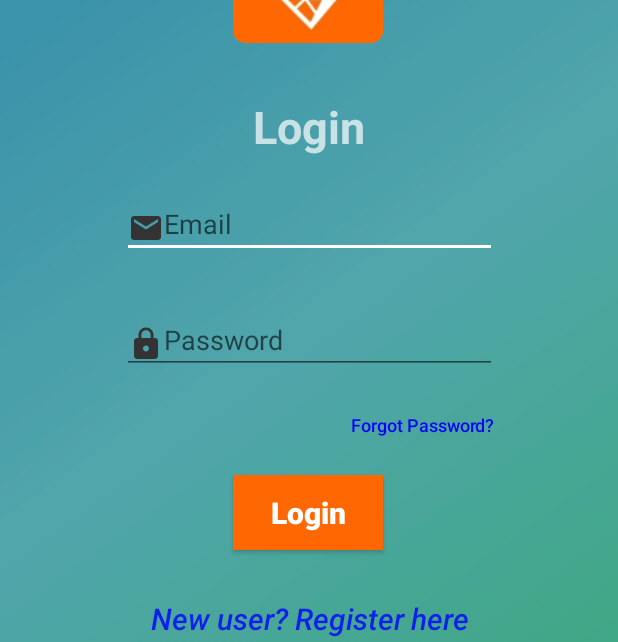
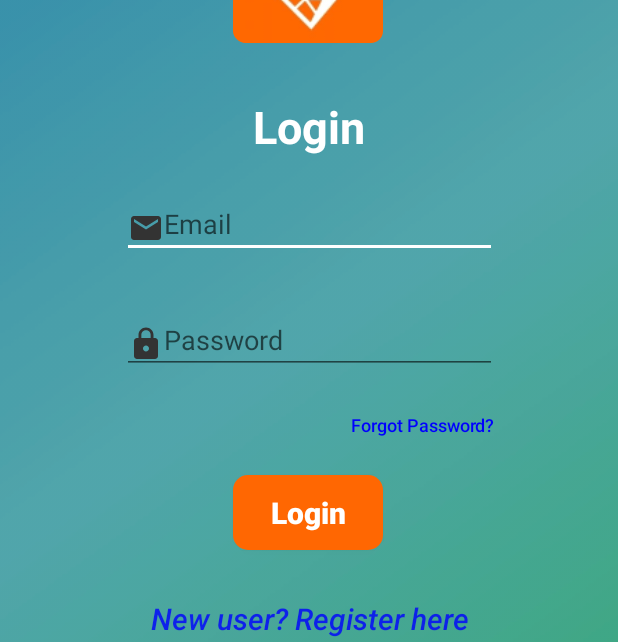
Before and after one commit to tamaldn/major_project, an Android app: the screen it shows after launch (LoginActivity), on a phone screen of 412 x 824 dp. Shown: the part 280-922 px from the top of the screen. Run offline under Robolectric (Android 15) with nearby library versions, the phone set to English and light mode, and no system bars; our stand-ins replace Firebase (no records; nobody signed in at launch, a user with empty details on screens opened directly).

Commit message:
buttons rounded

```diff
--- a/app/src/main/res/drawable/button_round.xml
+++ b/app/src/main/res/drawable/button_round.xml
@@ -2,6 +2,6 @@
 <shape xmlns:android="http://schemas.android.com/apk/res/android" android:shape="rectangle">
 
     <solid android:color="#ff6702"></solid>
-    <corners android:radius="20dp"></corners>
+    <corners android:radius="10dp"></corners>
 
 </shape>
--- a/app/src/main/res/layout/login.xml
+++ b/app/src/main/res/layout/login.xml
@@ -75,7 +75,7 @@
         android:id="@+id/button1"
         android:layout_width="100dp"
         android:layout_height="50dp"
-        android:background="#ff6702"
+        android:background="@drawable/button_round"
         android:text="@string/login"
         android:textAllCaps="false"
         android:textColor="#ffffff"
@@ -129,7 +129,6 @@
         android:textSize="30sp"
         android:textStyle="bold"
         android:textColor="#ffffff"
-        android:alpha="0.7"
         android:text="@string/login"
         app:layout_constraintBottom_toTopOf="@+id/editText1"
         app:layout_constraintEnd_toEndOf="parent"
--- a/app/src/main/res/layout/register.xml
+++ b/app/src/main/res/layout/register.xml
@@ -95,7 +95,7 @@
         android:id="@+id/button"
         android:layout_width="100dp"
         android:layout_height="50dp"
-        android:background="#ff6702"
+        android:background="@drawable/button_round"
         android:text="@string/register"
         android:textAllCaps="false"
         android:textColor="#ffffff"
@@ -112,7 +112,6 @@
         android:id="@+id/textView"
         android:layout_width="wrap_content"
         android:layout_height="wrap_content"
-        android:alpha="0.7"
         android:text="@string/register"
         android:textColor="#ffffff"
         android:textSize="30sp"
--- a/app/src/main/res/values/colors.xml
+++ b/app/src/main/res/values/colors.xml
@@ -1,7 +1,7 @@
 <?xml version="1.0" encoding="utf-8"?>
 <resources>
-    <color name="colorPrimary">#008577</color>
-    <color name="colorPrimaryDark">#ff6702</color>
+    <color name="colorPrimary">#ff6702</color>
+    <color name="colorPrimaryDark">#bbff6702</color>
     <color name="colorAccent">#FFFFFF</color>
     <color name="black">#000000</color>
 </resources>
```
